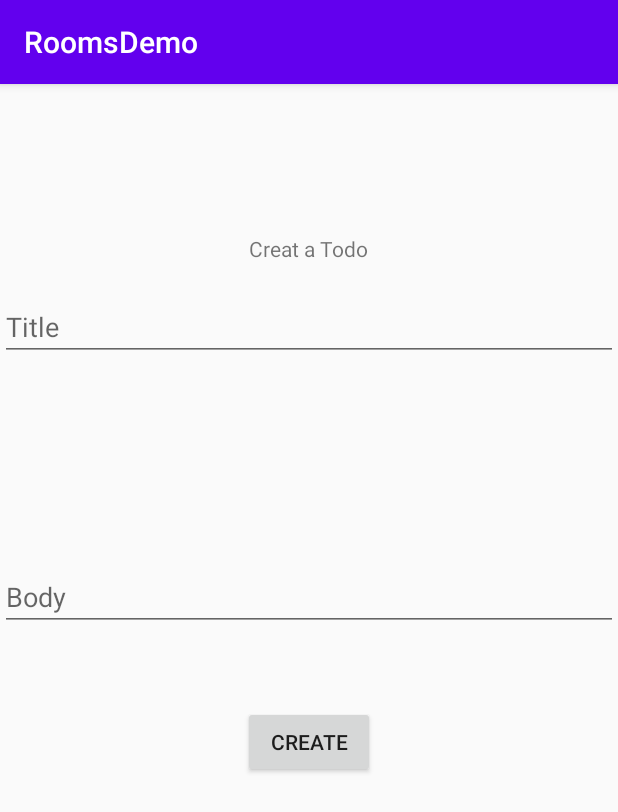
After one commit to RuanOW/RoomsDemo, an Android app: the CreateNoteFragment screen opened through its navigation route, on a phone screen of 412 x 824 dp. The commit adds this screen. Shown: the top 812 px of the screen. Run offline under Robolectric (Android 15) with nearby library versions, the phone set to English and light mode, and no system bars; our stand-ins replace data binding.

Commit message:
added basic layouts and navigation

```diff
--- /dev/null
+++ b/app/src/main/java/com/example/roomsdemo/CreateNoteFragment.kt
@@ -0,0 +1,25 @@
+package com.example.roomsdemo
+
+import android.os.Bundle
+import androidx.fragment.app.Fragment
+import android.view.LayoutInflater
+import android.view.View
+import android.view.ViewGroup
+import androidx.databinding.DataBindingUtil
+import com.example.roomsdemo.databinding.FragmentCreateNoteBinding
+
+
+class CreateNoteFragment : Fragment() {
+
+    private lateinit var binding: FragmentCreateNoteBinding
+
+    override fun onCreateView(
+        inflater: LayoutInflater, container: ViewGroup?,
+        savedInstanceState: Bundle?
+    ): View? {
+        // Inflate the layout for this fragment
+        binding = DataBindingUtil.inflate(inflater, R.layout.fragment_create_note, container, false)
+        return binding.root
+    }
+
+}
--- /dev/null
+++ b/app/src/main/java/com/example/roomsdemo/NoteListFragment.kt
@@ -0,0 +1,34 @@
+package com.example.roomsdemo
+
+import android.os.Bundle
+import androidx.fragment.app.Fragment
+import android.view.LayoutInflater
+import android.view.View
+import android.view.ViewGroup
+import androidx.databinding.DataBindingUtil
+import androidx.navigation.Navigation
+import com.example.roomsdemo.databinding.FragmentNoteItemBinding
+import com.example.roomsdemo.databinding.FragmentNoteListBinding
+import kotlinx.android.synthetic.main.fragment_note_list.*
+
+class NoteListFragment : Fragment() {
+
+    private lateinit var binding: FragmentNoteListBinding
+
+    override fun onCreateView(
+        inflater: LayoutInflater, container: ViewGroup?,
+        savedInstanceState: Bundle?
+    ): View? {
+        // Inflate the layout for this fragment
+
+        binding = DataBindingUtil.inflate(inflater, R.layout.fragment_note_list, container, false)
+
+        binding.addNoteBtn.setOnClickListener(
+            Navigation.createNavigateOnClickListener(R.id.action_noteListFragment_to_createNoteFragment)
+        )
+
+        return binding.root
+    }
+
+
+}
--- /dev/null
+++ b/app/src/main/res/drawable/add_note_fab.xml
@@ -0,0 +1,5 @@
+<vector android:height="24dp" android:tint="#FFFFFF"
+    android:viewportHeight="24" android:viewportWidth="24"
+    android:width="24dp" xmlns:android="http://schemas.android.com/apk/res/android">
+    <path android:fillColor="@android:color/white" android:pathData="M19,13h-6v6h-2v-6H5v-2h6V5h2v6h6v2z"/>
+</vector>
--- a/app/src/main/res/layout/activity_main.xml
+++ b/app/src/main/res/layout/activity_main.xml
@@ -6,13 +6,12 @@
     android:layout_height="match_parent"
     tools:context=".MainActivity">
 
-    <TextView
-        android:layout_width="wrap_content"
-        android:layout_height="wrap_content"
-        android:text="Hello World!"
-        app:layout_constraintBottom_toBottomOf="parent"
-        app:layout_constraintLeft_toLeftOf="parent"
-        app:layout_constraintRight_toRightOf="parent"
-        app:layout_constraintTop_toTopOf="parent" />
+    <fragment
+        android:id="@+id/myNavHostFragment"
+        android:name="androidx.navigation.fragment.NavHostFragment"
+        android:layout_width="match_parent"
+        android:layout_height="match_parent"
+        app:navGraph="@navigation/navigation"
+        app:defaultNavHost="true" />
 
 </androidx.constraintlayout.widget.ConstraintLayout>
--- /dev/null
+++ b/app/src/main/res/layout/fragment_create_note.xml
@@ -0,0 +1,53 @@
+<?xml version="1.0" encoding="utf-8"?>
+
+<layout xmlns:android="http://schemas.android.com/apk/res/android"
+    xmlns:app="http://schemas.android.com/apk/res-auto"
+    xmlns:tools="http://schemas.android.com/tools"
+    tools:context=".CreateNoteFragment">
+
+    <RelativeLayout
+        android:id="@+id/frameLayout2"
+        android:layout_width="match_parent"
+        android:layout_height="match_parent"
+        >
+
+        <TextView
+            android:layout_marginTop="100dp"
+            android:layout_centerHorizontal="true"
+            android:id="@+id/Heading"
+            android:layout_width="wrap_content"
+            android:layout_height="wrap_content"
+            android:text="Creat a Todo"
+            android:layout_alignParentTop="true" />
+
+        <EditText
+            android:id="@+id/todoTitle"
+            android:layout_width="match_parent"
+            android:layout_height="wrap_content"
+            android:inputType="text"
+            android:hint="Title"
+            android:layout_marginTop="20dp"
+            android:layout_below="@id/Heading"/>
+
+        <EditText
+            android:id="@+id/todoBody"
+            android:layout_width="match_parent"
+            android:layout_height="150dp"
+            android:inputType="textMultiLine"
+            android:hint="Body"
+            android:gravity="bottom"
+            android:layout_marginTop="30dp"
+            android:layout_below="@id/todoTitle"/>
+
+        <Button
+            android:id="@+id/createTodo"
+            android:layout_width="wrap_content"
+            android:layout_height="wrap_content"
+            android:text="Create"
+            android:layout_centerHorizontal="true"
+            android:layout_marginTop="50dp"
+            android:layout_below="@id/todoBody"
+            />
+
+    </RelativeLayout>
+</layout>
--- /dev/null
+++ b/app/src/main/res/navigation/navigation.xml
@@ -0,0 +1,22 @@
+<?xml version="1.0" encoding="utf-8"?>
+<navigation xmlns:android="http://schemas.android.com/apk/res/android"
+    xmlns:app="http://schemas.android.com/apk/res-auto"
+    xmlns:tools="http://schemas.android.com/tools"
+    android:id="@+id/navigation"
+    app:startDestination="@id/noteListFragment">
+
+    <fragment
+        android:id="@+id/noteListFragment"
+        android:name="com.example.roomsdemo.NoteListFragment"
+        android:label="fragment_note_list"
+        tools:layout="@layout/fragment_note_list" >
+        <action
+            android:id="@+id/action_noteListFragment_to_createNoteFragment"
+            app:destination="@id/createNoteFragment" />
+    </fragment>
+    <fragment
+        android:id="@+id/createNoteFragment"
+        android:name="com.example.roomsdemo.CreateNoteFragment"
+        android:label="fragment_create_note"
+        tools:layout="@layout/fragment_create_note" />
+</navigation>
--- a/app/src/main/res/values/strings.xml
+++ b/app/src/main/res/values/strings.xml
@@ -1,3 +1,5 @@
 <resources>
     <string name="app_name">RoomsDemo</string>
+    <!-- TODO: Remove or change this placeholder text -->
+    <string name="hello_blank_fragment">Hello blank fragment</string>
 </resources>
```
Also changed, not shown: app/build.gradle (+13 -0 lines), app/src/main/java/com/example/roomsdemo/NoteItemFragment.kt (added, +25 -0 lines), app/src/main/res/layout/fragment_note_item.xml (added, +38 -0 lines), app/src/main/res/layout/fragment_note_list.xml (added, +32 -0 lines).
